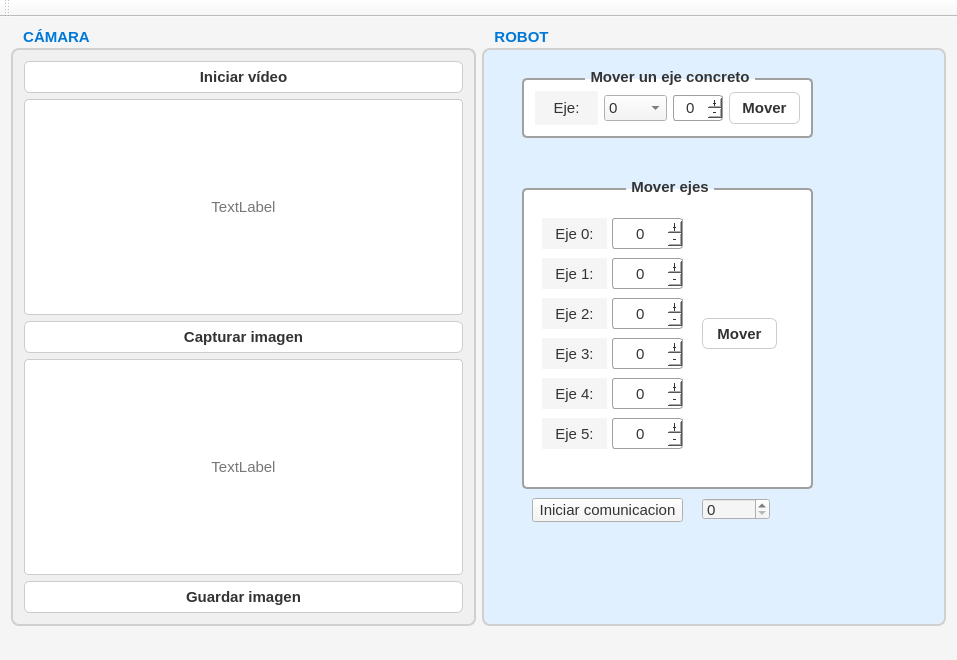
First picture: the form in interfaz_robot/interfaz_robot.ui, repository AidaM00/interfaz_robot, before the edit.
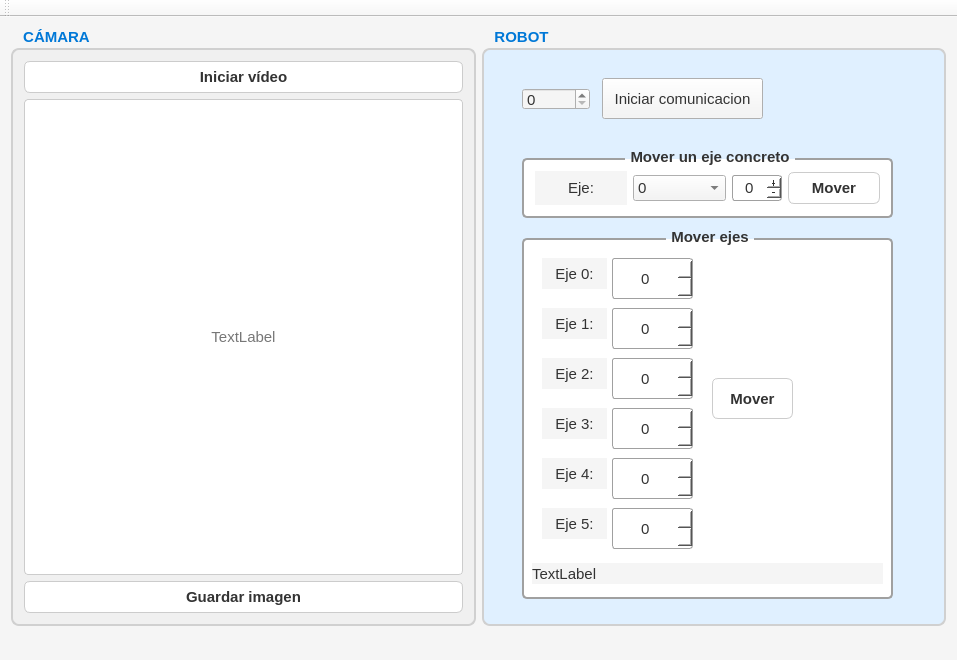
Second picture: the form after the edit.

Diff of the .ui file:
```diff
--- a/interfaz_robot/interfaz_robot.ui
+++ b/interfaz_robot/interfaz_robot.ui
@@ -93,6 +93,24 @@
        </item>
        <item>
         <widget class="QLabel" name="lblInicio">
+         <property name="sizePolicy">
+          <sizepolicy hsizetype="Preferred" vsizetype="Preferred">
+           <horstretch>0</horstretch>
+           <verstretch>0</verstretch>
+          </sizepolicy>
+         </property>
+         <property name="minimumSize">
+          <size>
+           <width>400</width>
+           <height>0</height>
+          </size>
+         </property>
+         <property name="baseSize">
+          <size>
+           <width>200</width>
+           <height>0</height>
+          </size>
+         </property>
          <property name="styleSheet">
           <string notr="true">QLabel {
     background-color: #ffffff;
@@ -110,65 +128,7 @@
           <string>TextLabel</string>
          </property>
          <property name="alignment">
-          <set>Qt::AlignmentFlag::AlignCenter</set>
-         </property>
-        </widget>
-       </item>
-       <item>
-        <widget class="QPushButton" name="btnCapturar">
-         <property name="styleSheet">
-          <string notr="true">QPushButton {
-    background-color: #ffffff;       
-    border: 1px solid #cccccc;       
-    border-radius: 6px;              
-    padding: 6px 12px;               
-    color: #333333;                  
-    font-weight: bold;
-}
-
-/* Al pasar el ratón por encima */
-QPushButton:hover {
-    background-color: #e6f0ff;       /* azul muy claro (efecto hover) */
-    border: 1px solid #99c2ff;
-}
-
-/* Al hacer clic */
-QPushButton:pressed {
-    background-color: #cce0ff;       /* azul un poco más fuerte */
-    border: 1px solid #66a3ff;
-}
-
-/* Si está deshabilitado */
-QPushButton:disabled {
-    background-color: #f0f0f0;
-    color: #aaaaaa;
-    border: 1px solid #dddddd;
-}
-</string>
-         </property>
-         <property name="text">
-          <string>Capturar imagen</string>
-         </property>
-        </widget>
-       </item>
-       <item>
-        <widget class="QLabel" name="lblCaptura">
-         <property name="styleSheet">
-          <string notr="true">QLabel {
-    background-color: #ffffff;
-    border: 1px solid #cccccc;
-    border-radius: 4px;
-    color: #777777;
-}</string>
-         </property>
-         <property name="frameShape">
-          <enum>QFrame::Shape::Box</enum>
-         </property>
-         <property name="text">
-          <string>TextLabel</string>
-         </property>
-         <property name="alignment">
-          <set>Qt::AlignmentFlag::AlignCenter</set>
+          <set>Qt::AlignCenter</set>
          </property>
         </widget>
        </item>
@@ -214,6 +174,12 @@
     </item>
     <item>
      <widget class="QGroupBox" name="groupBox_robot">
+      <property name="sizePolicy">
+       <sizepolicy hsizetype="Preferred" vsizetype="Preferred">
+        <horstretch>0</horstretch>
+        <verstretch>0</verstretch>
+       </sizepolicy>
+      </property>
       <property name="styleSheet">
        <string notr="true">QGroupBox {
     background-color: #E0F0FF;  /* azul claro */
@@ -245,8 +211,8 @@
        <property name="geometry">
         <rect>
          <x>40</x>
-         <y>40</y>
-         <width>291</width>
+         <y>120</y>
+         <width>371</width>
          <height>70</height>
         </rect>
        </property>
@@ -416,9 +382,9 @@
        <property name="geometry">
         <rect>
          <x>40</x>
-         <y>150</y>
-         <width>291</width>
-         <height>311</height>
+         <y>200</y>
+         <width>371</width>
+         <height>371</height>
         </rect>
        </property>
        <property name="styleSheet">
@@ -463,25 +429,25 @@
         <property name="geometry">
          <rect>
           <x>90</x>
-          <y>40</y>
-          <width>71</width>
-          <height>31</height>
+          <y>30</y>
+          <width>81</width>
+          <height>41</height>
          </rect>
         </property>
         <property name="alignment">
          <set>Qt::AlignmentFlag::AlignCenter</set>
         </property>
         <property name="buttonSymbols">
-         <enum>QAbstractSpinBox::ButtonSymbols::PlusMinus</enum>
+         <enum>QAbstractSpinBox::UpDownArrows</enum>
         </property>
        </widget>
        <widget class="QPushButton" name="btnMoverTodos">
         <property name="geometry">
          <rect>
-          <x>180</x>
-          <y>140</y>
-          <width>75</width>
-          <height>31</height>
+          <x>190</x>
+          <y>150</y>
+          <width>81</width>
+          <height>41</height>
          </rect>
         </property>
         <property name="styleSheet">
@@ -522,86 +488,86 @@
          <rect>
           <x>90</x>
           <y>80</y>
-          <width>71</width>
-          <height>31</height>
+          <width>81</width>
+          <height>41</height>
          </rect>
         </property>
         <property name="alignment">
          <set>Qt::AlignmentFlag::AlignCenter</set>
         </property>
         <property name="buttonSymbols">
-         <enum>QAbstractSpinBox::ButtonSymbols::PlusMinus</enum>
+         <enum>QAbstractSpinBox::UpDownArrows</enum>
         </property>
        </widget>
        <widget class="QSpinBox" name="spinEje2">
         <property name="geometry">
          <rect>
           <x>90</x>
-          <y>120</y>
-          <width>71</width>
-          <height>31</height>
+          <y>130</y>
+          <width>81</width>
+          <height>41</height>
          </rect>
         </property>
         <property name="alignment">
          <set>Qt::AlignmentFlag::AlignCenter</set>
         </property>
         <property name="buttonSymbols">
-         <enum>QAbstractSpinBox::ButtonSymbols::PlusMinus</enum>
+         <enum>QAbstractSpinBox::UpDownArrows</enum>
         </property>
        </widget>
        <widget class="QSpinBox" name="spinEje3">
         <property name="geometry">
          <rect>
           <x>90</x>
-          <y>160</y>
-          <width>71</width>
-          <height>31</height>
+          <y>180</y>
+          <width>81</width>
+          <height>41</height>
          </rect>
         </property>
         <property name="alignment">
          <set>Qt::AlignmentFlag::AlignCenter</set>
         </property>
         <property name="buttonSymbols">
-         <enum>QAbstractSpinBox::ButtonSymbols::PlusMinus</enum>
+         <enum>QAbstractSpinBox::UpDownArrows</enum>
         </property>
        </widget>
        <widget class="QSpinBox" name="spinEje4">
         <property name="geometry">
          <rect>
           <x>90</x>
-          <y>200</y>
-          <width>71</width>
-          <height>31</height>
+          <y>230</y>
+          <width>81</width>
+          <height>41</height>
          </rect>
         </property>
         <property name="alignment">
          <set>Qt::AlignmentFlag::AlignCenter</set>
         </property>
         <property name="buttonSymbols">
-         <enum>QAbstractSpinBox::ButtonSymbols::PlusMinus</enum>
+         <enum>QAbstractSpinBox::UpDownArrows</enum>
         </property>
        </widget>
        <widget class="QSpinBox" name="spinEje5">
         <property name="geometry">
          <rect>
           <x>90</x>
-          <y>240</y>
-          <width>71</width>
-          <height>31</height>
+          <y>280</y>
+          <width>81</width>
+          <height>41</height>
          </rect>
         </property>
         <property name="alignment">
          <set>Qt::AlignmentFlag::AlignCenter</set>
         </property>
         <property name="buttonSymbols">
-         <enum>QAbstractSpinBox::ButtonSymbols::PlusMinus</enum>
+         <enum>QAbstractSpinBox::UpDownArrows</enum>
         </property>
        </widget>
        <widget class="QLabel" name="label_eje0">
         <property name="geometry">
          <rect>
           <x>20</x>
-          <y>40</y>
+          <y>30</y>
           <width>65</width>
           <height>31</height>
          </rect>
@@ -642,7 +608,7 @@
         <property name="geometry">
          <rect>
           <x>20</x>
-          <y>120</y>
+          <y>130</y>
           <width>65</width>
           <height>31</height>
          </rect>
@@ -664,7 +630,7 @@
         <property name="geometry">
          <rect>
           <x>20</x>
-          <y>160</y>
+          <y>180</y>
           <width>65</width>
           <height>31</height>
          </rect>
@@ -686,7 +652,7 @@
         <property name="geometry">
          <rect>
           <x>20</x>
-          <y>200</y>
+          <y>230</y>
           <width>65</width>
           <height>31</height>
          </rect>
@@ -708,7 +674,7 @@
         <property name="geometry">
          <rect>
           <x>20</x>
-          <y>240</y>
+          <y>280</y>
           <width>65</width>
           <height>31</height>
          </rect>
@@ -723,15 +689,28 @@
          <string>Eje 5:</string>
         </property>
         <property name="alignment">
-         <set>Qt::AlignmentFlag::AlignCenter</set>
+         <set>Qt::AlignCenter</set>
+        </property>
+       </widget>
+       <widget class="QLabel" name="lblPosicionActual">
+        <property name="geometry">
+         <rect>
+          <x>10</x>
+          <y>335</y>
+          <width>351</width>
+          <height>21</height>
+         </rect>
+        </property>
+        <property name="text">
+         <string>TextLabel</string>
         </property>
        </widget>
       </widget>
       <widget class="QSpinBox" name="spinBoxCOM">
        <property name="geometry">
         <rect>
-         <x>220</x>
-         <y>470</y>
+         <x>40</x>
+         <y>60</y>
          <width>68</width>
          <height>22</height>
         </rect>
@@ -740,10 +719,10 @@
       <widget class="QPushButton" name="btnComunicacionrobot">
        <property name="geometry">
         <rect>
-         <x>50</x>
-         <y>470</y>
-         <width>151</width>
-         <height>24</height>
+         <x>120</x>
+         <y>50</y>
+         <width>161</width>
+         <height>41</height>
         </rect>
        </property>
        <property name="text">
```
Left out of the diff: 50 changed lines with no effect on the pictures.
